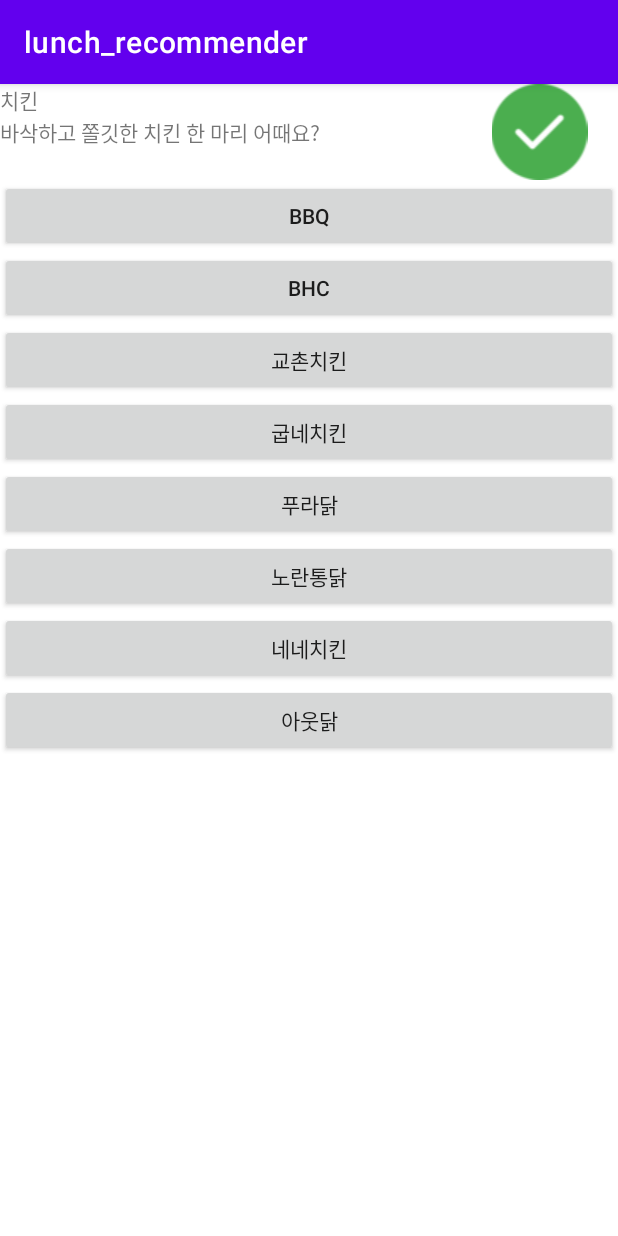
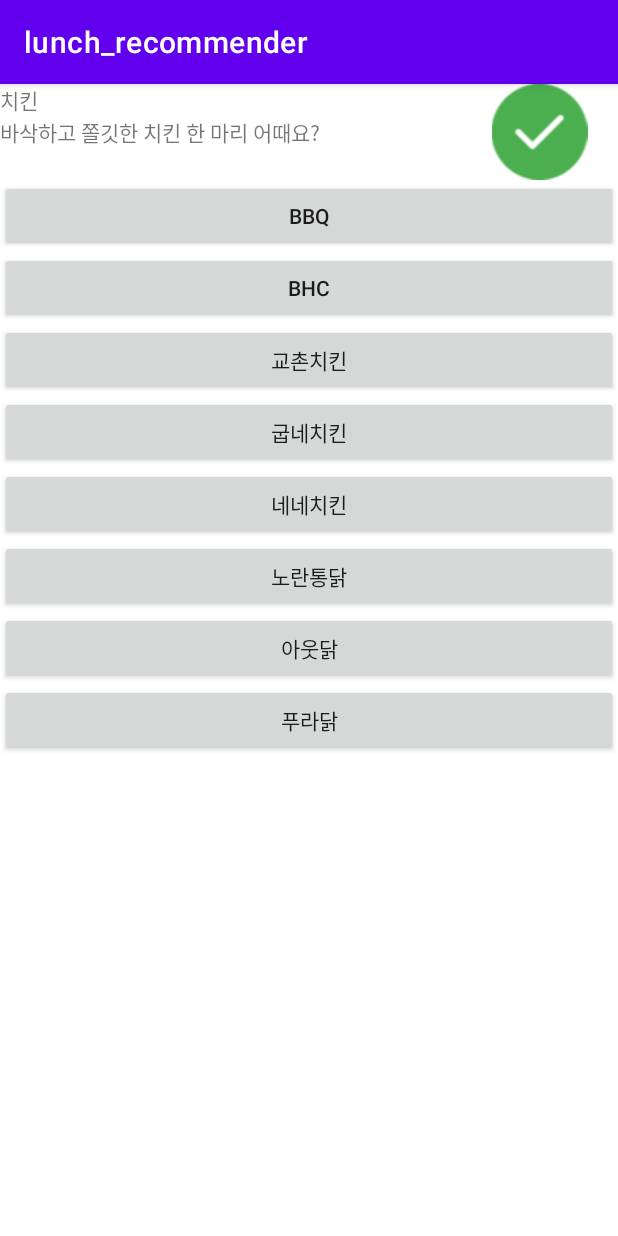
Before and after one commit to audwls239/lunch_recommender, an Android app: the screen it shows after launch (foodExplanation), after a tap on an icon or button, on a phone screen of 412 x 824 dp. Run offline under Robolectric (Android 15) with nearby library versions, the phone set to English and light mode, and no system bars.

Commit message:
DB Update & BUG fix

```diff
--- a/app/src/main/java/com/example/lunch_recommender/MainActivity.java
+++ b/app/src/main/java/com/example/lunch_recommender/MainActivity.java
@@ -21,6 +21,7 @@
         setContentView(R.layout.activity_main);
 
 //      DB 호출
+        foodList.clear();
         getVal();
 
 //      돌림판 화면 클릭 리스너 설정
--- a/app/src/main/java/com/example/lunch_recommender/foodExplanation.java
+++ b/app/src/main/java/com/example/lunch_recommender/foodExplanation.java
@@ -48,9 +48,7 @@
         // 데이터 자료형으로 변환
         while (cursor.moveToNext()) {
             restaurantDB tmp = new restaurantDB(
-                    cursor.getString(0),
-                    cursor.getString(1),
-                    cursor.getString(2)
+                    cursor.getString(0)
             );
             restaurantList.add(tmp);
         }
--- a/app/src/main/java/com/example/lunch_recommender/restaurantDB.java
+++ b/app/src/main/java/com/example/lunch_recommender/restaurantDB.java
@@ -2,12 +2,8 @@
 
 public class restaurantDB {
     String name;
-    String address;
-    String number;
 
-    public restaurantDB(String name, String address, String number) {
+    public restaurantDB(String name) {
         this.name = name;
-        this.address = address;
-        this.number = number;
     }
 }
--- a/app/src/main/java/com/example/lunch_recommender/slotMachine.java
+++ b/app/src/main/java/com/example/lunch_recommender/slotMachine.java
@@ -27,9 +27,9 @@
         midText = new TextView(context);
         botText = new TextView(context);
 
-        topText.setText("섹스");
-        midText.setText("섹스");
-        botText.setText("섹스");
+        topText.setText("제작중");
+        midText.setText("제작중");
+        botText.setText("제작중");
 
         super.addView(this.topText);
         super.addView(this.midText);
--- a/app/src/main/java/com/example/lunch_recommender/slotMachineScreen.java
+++ b/app/src/main/java/com/example/lunch_recommender/slotMachineScreen.java
@@ -3,7 +3,6 @@
 import android.os.Bundle;
 import androidx.appcompat.app.AppCompatActivity;
 import androidx.constraintlayout.widget.ConstraintLayout;
-
 
 public class slotMachineScreen extends AppCompatActivity {
     slotMachine slotMachine;
```
Also changed, not shown: app/src/main/assets/foodList.db, app/src/main/assets/restaurantList.db.
